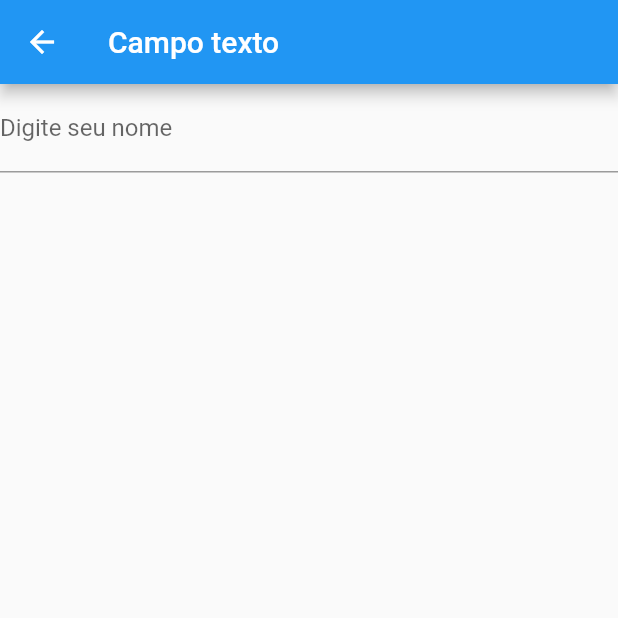
After one commit to danielvieira95/DESM-2, a Flutter app: the telacontador screen opened directly, after a tap on the "add" icon, after a tap on the "lock reset" icon, after a tap on "Tela 5", on a phone screen of 412 x 824 dp, the top half of it. The commit adds this screen. Run offline on Flutter 3.47's test engine with Material 2 defaults, Android fonts, the phone set to English and light mode, and no system bars.

Commit message:
campo texto

```diff
--- a/Apps-TB/app_aula03_telas_multiplas/lib/tela4.dart
+++ b/Apps-TB/app_aula03_telas_multiplas/lib/tela4.dart
@@ -1,3 +1,4 @@
+import 'package:app_aula03_telas_multiplas/tela5.dart';
 import 'package:flutter/material.dart';
 
 class telacontador extends StatefulWidget {
@@ -6,9 +7,9 @@ class telacontador extends StatefulWidget {
   @override
   State<telacontador> createState() => telacontadorState();
 }
+int cont =0;
+class telacontadorState extends State<telacontador> {
 
-class telacontadorState extends State<telacontador> {
-  int cont =0;
   @override
 
   Widget build(BuildContext context) {
@@ -29,7 +30,16 @@ class telacontadorState extends State<telacontador> {
               cont++;
 
             });
-          }, child: Icon(Icons.add)), // Adiciona icone no botão
+          }, child: Icon(Icons.add)),
+          ElevatedButton(onPressed: (){
+            setState(() {
+              cont =0;
+            });
+          }, child: Icon(Icons.lock_reset_sharp)),
+          ElevatedButton(onPressed: (){
+            Navigator.push(context, MaterialPageRoute(builder: (context)=>campotexto()));
+
+          }, child: Text("Tela 5")), // Adiciona icone no botão
         ],
       ),
     );
--- /dev/null
+++ b/Apps-TB/app_aula03_telas_multiplas/lib/tela5.dart
@@ -0,0 +1,35 @@
+import 'package:flutter/material.dart';
+
+class campotexto extends StatelessWidget {
+  const campotexto({super.key});
+
+  @override
+  Widget build(BuildContext context) {
+    return Scaffold(
+      appBar: AppBar(
+        title: Text("Campo texto"),
+      ),
+      body: Column(
+        children: [
+          // Text field é o campo texto
+          TextField(
+            // keyboard type é o tipo de entrada do campo texto
+           keyboardType: TextInputType.name,
+           decoration: InputDecoration(labelText: "Digite seu nome"), // decoration é uma mensagem no campo texto
+           // Tudo que digita aparece no terminal
+           /*onChanged: (String texto){
+            print(texto);
+           }
+           */
+          onSubmitted: (String texto){
+            print(texto);
+
+          }
+
+
+          )
+        ],
+      ),
+    );
+  }
+}
```
